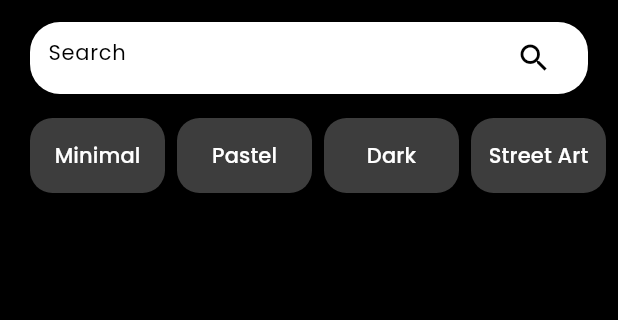
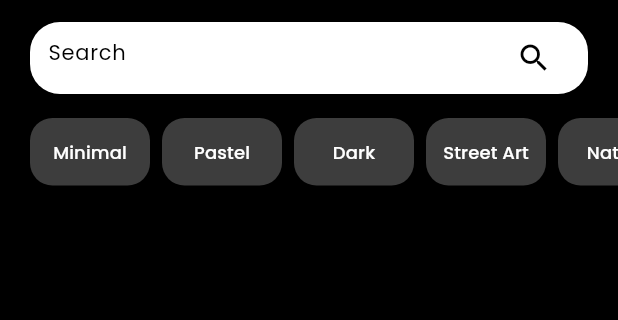
Before and after one commit to chethazz/RegWalls, a Flutter app: the Home screen opened directly, on a phone screen of 412 x 824 dp, the part 62-382 px from its top. Run offline on Flutter 3.47's test engine with Material 2 defaults, Android fonts, the phone set to English and light mode, and no system bars; our stand-ins replace dio, flutter_cache_manager, google_fonts, image_gallery_saver, permission_handler, shared_preferences; missing offline and left inert: flutter_wallpaper_manager; accounts and stored records are empty; network calls fail.

Commit message:
Better category tiles

```diff
--- a/lib/views/category_tile.dart
+++ b/lib/views/category_tile.dart
@@ -16,12 +16,12 @@ class CategoryTile extends StatelessWidget {
     ),
       child: ElevatedButton(
         style: ElevatedButton.styleFrom(
-          padding: EdgeInsets.symmetric(vertical: 14),
+          padding: const EdgeInsets.symmetric(vertical: 10),
           primary: Colors.white24,
           onPrimary: Colors.white,
           shape: RoundedRectangleBorder(
             borderRadius: BorderRadius.circular(15)
-          )
+          ),
         ),
         onPressed: () {
           Navigator.push(
@@ -32,11 +32,12 @@ class CategoryTile extends StatelessWidget {
         },
         child: Container(
           alignment: Alignment.center,
-          width: 90,
+          width: 80,
+          height: 26,
           child: Text(
             title,
             style: const TextStyle(
-                color: Colors.white, fontWeight: FontWeight.w500, fontSize: 14),
+                color: Colors.white, fontWeight: FontWeight.w500, fontSize: 12),
           ),
         ),
         ),
--- a/lib/views/home.dart
+++ b/lib/views/home.dart
@@ -138,7 +138,7 @@ class _HomeState extends State<Home> {
             height: 16,
           ),
           SizedBox(
-            height: 50,
+            height: 45,
             child: ScrollConfiguration(
               behavior: const ScrollBehavior(
                   androidOverscrollIndicator:
```
